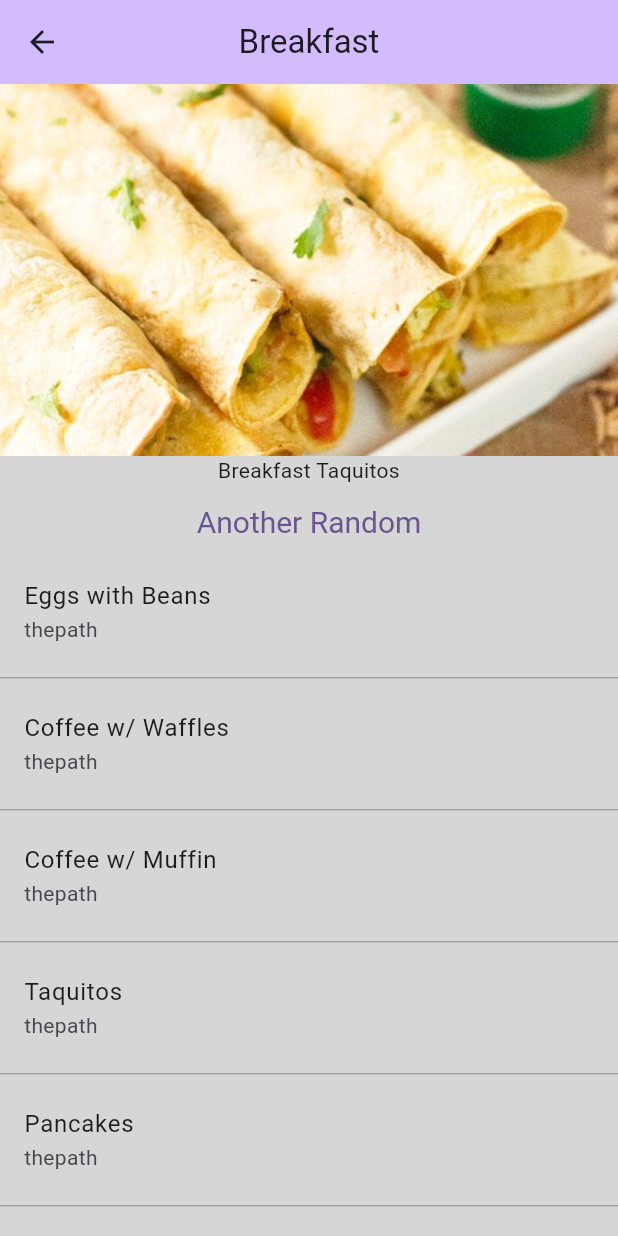
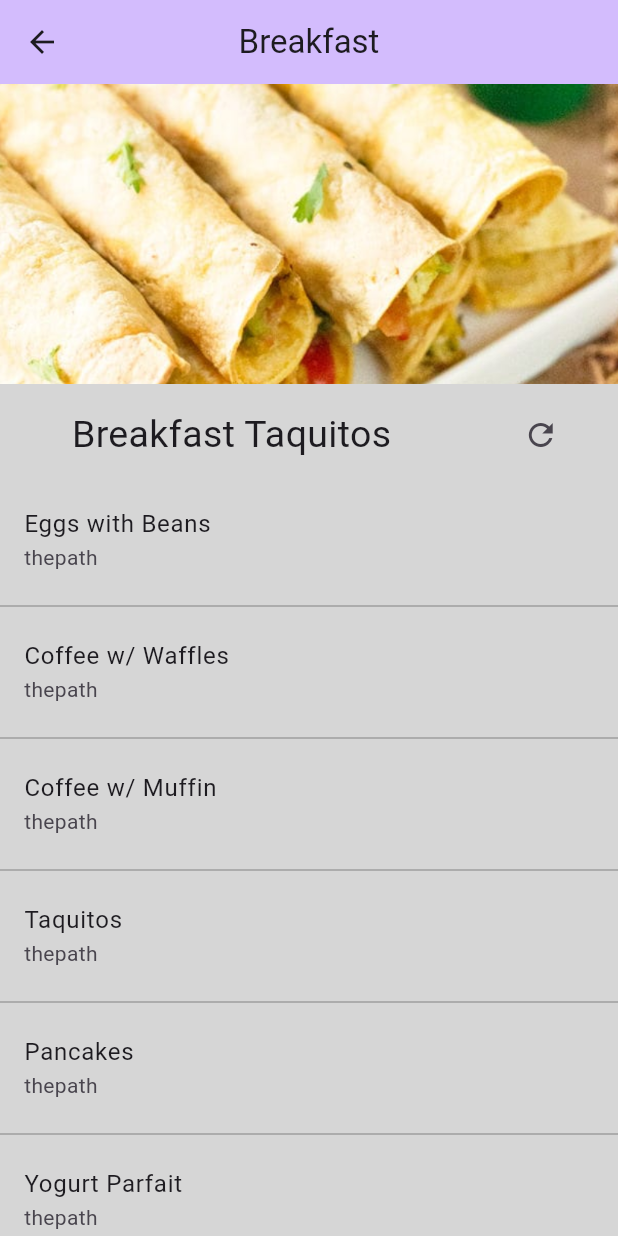
Before and after one commit to RobKabob1/mealselection, a Flutter app: the Breakfast screen opened directly, on a phone screen of 412 x 824 dp. Run offline on Flutter 3.47's test engine with Material 2 defaults, Android fonts, the phone set to English and light mode, and no system bars.

Commit message:
Visual Modifications to Breakfast

```diff
--- a/lib/breakfast.dart
+++ b/lib/breakfast.dart
@@ -27,33 +27,37 @@ class _BreakfastState extends State<Breakfast> {
             Row(
               children: [
                 Expanded(
-                  child: Image.asset('images/breakfast_taquitos.png'),
-                ),
-              ],
-            ),
-            const Row(
-              children: [
-                Expanded(
-                  child: Text(
-                    'Breakfast Taquitos',
-                    textAlign: TextAlign.center,
+                  child: Image.asset(
+                    'images/breakfast_taquitos.png',
+                    height: 200,
+                    fit: BoxFit.fitWidth,
                   ),
                 ),
               ],
             ),
+            const SizedBox(height: 10),
             Row(
               children: [
+                const Expanded(
+                  flex: 3,
+                  child: Text(
+                    'Breakfast Taquitos',
+                    textAlign: TextAlign.center,
+                    style: TextStyle(
+                      fontSize: 25,
+                    ),
+                  ),
+                ),
                 Expanded(
-                  child: TextButton(
-                    style: TextButton.styleFrom(
-                      textStyle: const TextStyle(fontSize: 20),
-                    ),
+                  flex: 1,
+                  child: IconButton(
+                    icon: const Icon(Icons.refresh),
                     onPressed: () {},
-                    child: const Text('Another Random'),
                   ),
                 ),
               ],
             ),
+            const SizedBox(height: 10),
             Expanded(
               child: ListView.separated(
                 separatorBuilder: (context, index) => const Divider(
```
